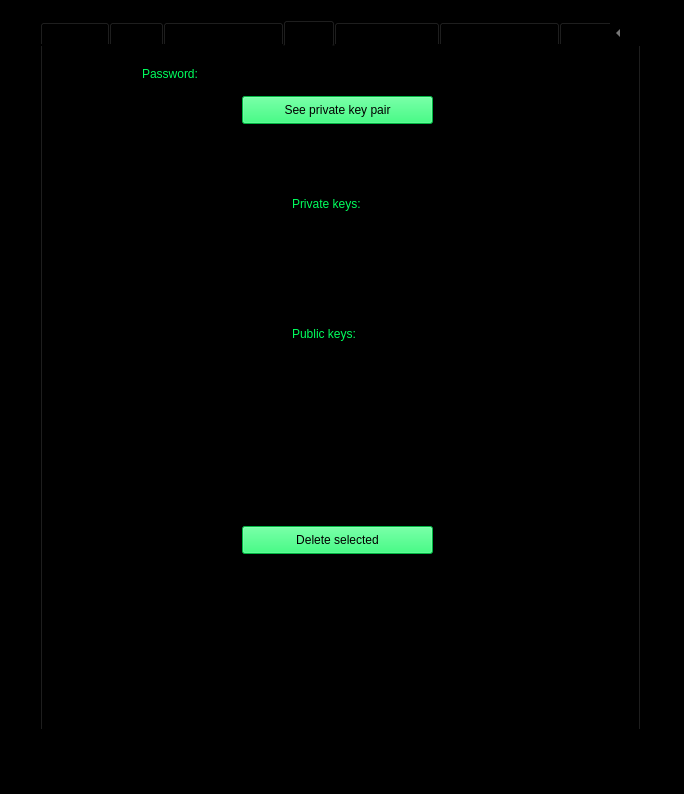
Before: the Qt Designer form GUI.ui in fcubric/zpProj, drawn with Qt 5.
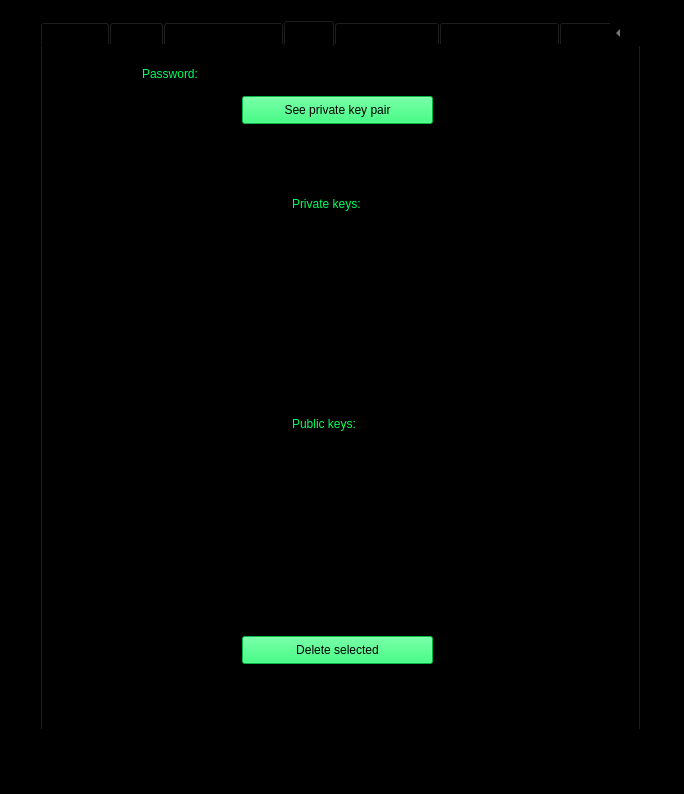
After: the same form once the commit is applied. The open tabs and pages were chosen to show the change.

Diff of the .ui file:
```diff
--- a/GUI.ui
+++ b/GUI.ui
@@ -437,14 +437,14 @@
      </attribute>
      <widget class="QTableView" name="private_keys">
       <property name="enabled">
-       <bool>false</bool>
+       <bool>true</bool>
       </property>
       <property name="geometry">
        <rect>
         <x>20</x>
         <y>180</y>
         <width>541</width>
-        <height>81</height>
+        <height>151</height>
        </rect>
       </property>
       <property name="styleSheet">
@@ -519,9 +519,9 @@
       <property name="geometry">
        <rect>
         <x>20</x>
-        <y>320</y>
+        <y>410</y>
         <width>541</width>
-        <height>131</height>
+        <height>151</height>
        </rect>
       </property>
       <property name="styleSheet">
@@ -532,7 +532,7 @@
       <property name="geometry">
        <rect>
         <x>250</x>
-        <y>280</y>
+        <y>370</y>
         <width>91</width>
         <height>16</height>
        </rect>
@@ -564,7 +564,7 @@
       <property name="geometry">
        <rect>
         <x>200</x>
-        <y>480</y>
+        <y>590</y>
         <width>191</width>
         <height>28</height>
        </rect>
@@ -580,7 +580,7 @@
       <property name="geometry">
        <rect>
         <x>200</x>
-        <y>530</y>
+        <y>640</y>
         <width>331</width>
         <height>20</height>
        </rect>
```
Left out of the diff: 4 changed lines with no effect on the pictures.
